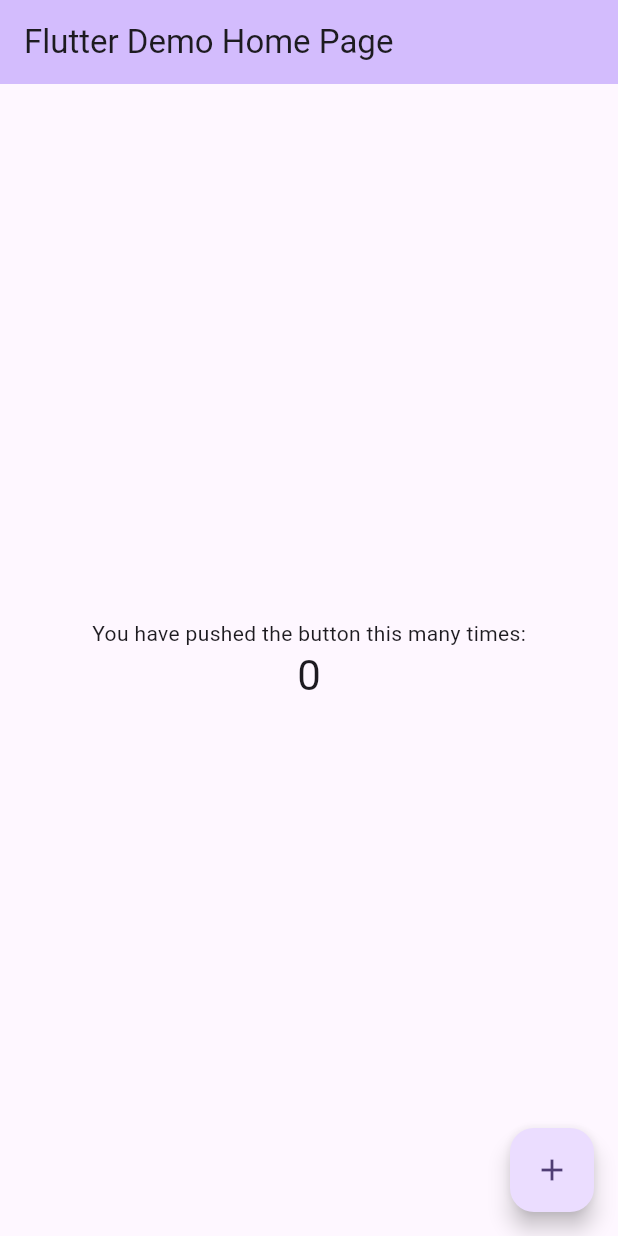
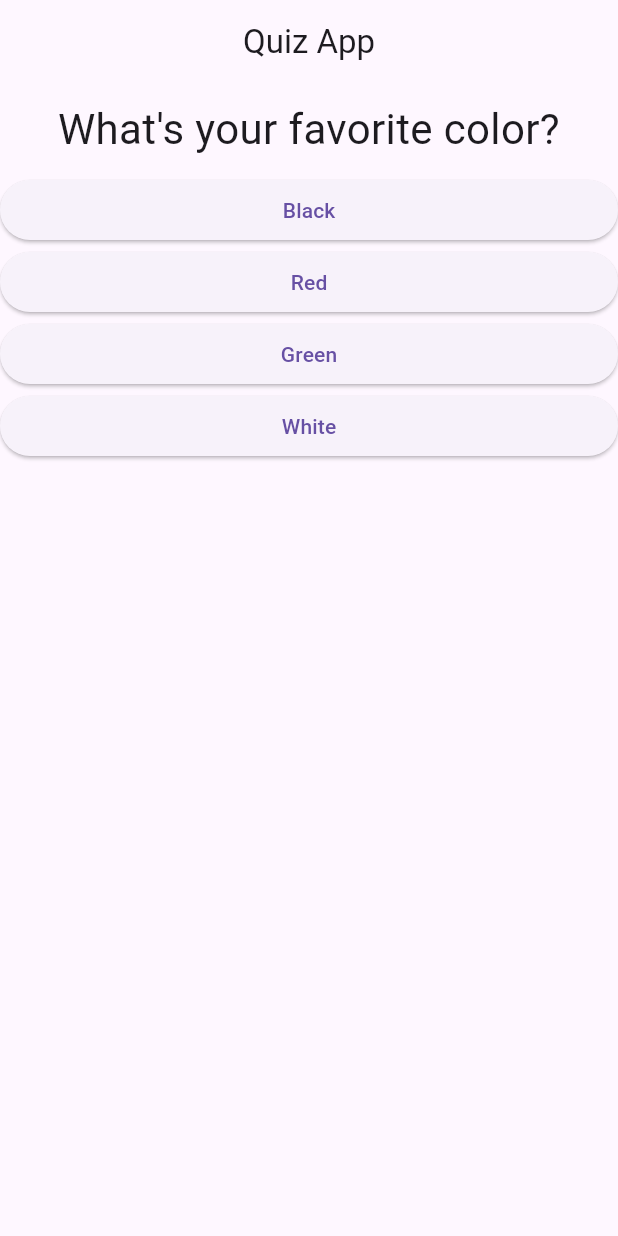
Before and after one commit to RihamGamalElaraby/QuizApp-FlutterApp, a Flutter app: the screen it shows after launch, on a phone screen of 412 x 824 dp. Run offline on Flutter 3.47's test engine with Material 3 defaults, Android fonts, the light colour scheme and no system bars.

Commit message:
finished app

```diff
--- /dev/null
+++ b/quizaapp/lib/answer.dart
@@ -0,0 +1,19 @@
+import 'package:flutter/material.dart';
+
+class Answer extends StatelessWidget {
+  final void Function()? selectHandler;
+  final String answerText;
+
+  Answer(this.selectHandler, this.answerText);
+
+  @override
+  Widget build(BuildContext context) {
+    return Container(
+      width: double.infinity,
+      child: ElevatedButton(
+        child: Text(answerText),
+        onPressed: selectHandler,
+      ),
+    );
+  }
+}
--- a/quizaapp/lib/main.dart
+++ b/quizaapp/lib/main.dart
@@ -1,125 +1,88 @@
 import 'package:flutter/material.dart';
 
+import './quiz.dart';
+import './result.dart';
+
 void main() {
-  runApp(const MyApp());
+  runApp(MyApp());
 }
 
-class MyApp extends StatelessWidget {
-  const MyApp({super.key});
-
-  // This widget is the root of your application.
+class MyApp extends StatefulWidget {
   @override
-  Widget build(BuildContext context) {
-    return MaterialApp(
-      title: 'Flutter Demo',
-      theme: ThemeData(
-        // This is the theme of your application.
-        //
-        // TRY THIS: Try running your application with "flutter run". You'll see
-        // the application has a purple toolbar. Then, without quitting the app,
-        // try changing the seedColor in the colorScheme below to Colors.green
-        // and then invoke "hot reload" (save your changes or press the "hot
-        // reload" button in a Flutter-supported IDE, or press "r" if you used
-        // the command line to start the app).
-        //
-        // Notice that the counter didn't reset back to zero; the application
-        // state is not lost during the reload. To reset the state, use hot
-        // restart instead.
-        //
-        // This works for code too, not just values: Most code changes can be
-        // tested with just a hot reload.
-        colorScheme: ColorScheme.fromSeed(seedColor: Colors.deepPurple),
-        useMaterial3: true,
-      ),
-      home: const MyHomePage(title: 'Flutter Demo Home Page'),
-    );
+  State<StatefulWidget> createState() {
+    return _MyAppState();
   }
 }
 
-class MyHomePage extends StatefulWidget {
-  const MyHomePage({super.key, required this.title});
+class _MyAppState extends State<MyApp> {
+  final _questions = const [
+    {
+      'questionText': 'What\'s your favorite color?',
+      'answers': [
+        {'text': 'Black', 'score': 10},
+        {'text': 'Red', 'score': 5},
+        {'text': 'Green', 'score': 3},
+        {'text': 'White', 'score': 1},
+      ],
+    },
+    {
+      'questionText': 'What\'s your favorite animal?',
+      'answers': [
+        {'text': 'Rabbit', 'score': 3},
+        {'text': 'Snake', 'score': 11},
+        {'text': 'Elephant', 'score': 5},
+        {'text': 'Lion', 'score': 9},
+      ],
+    },
+    {
+      'questionText': 'Who\'s your favorite instructor?',
+      'answers': [
+        {'text': 'Max', 'score': 1},
+        {'text': 'Max', 'score': 1},
+        {'text': 'Max', 'score': 1},
+        {'text': 'Max', 'score': 1},
+      ],
+    },
+  ];
+  var _questionIndex = 0;
+  var _totalScore = 0;
 
-  // This widget is the home page of your application. It is stateful, meaning
-  // that it has a State object (defined below) that contains fields that affect
-  // how it looks.
+  void _resetQuiz() {
+    setState(() {
+      _questionIndex = 0;
+      _totalScore = 0;
+    });
+  }
 
-  // This class is the configuration for the state. It holds the values (in this
-  // case the title) provided by the parent (in this case the App widget) and
-  // used by the build method of the State. Fields in a Widget subclass are
-  // always marked "final".
+  void _answerQuestion(int score) {
+    _totalScore += score;
 
-  final String title;
-
-  @override
-  State<MyHomePage> createState() => _MyHomePageState();
-}
-
-class _MyHomePageState extends State<MyHomePage> {
-  int _counter = 0;
-
-  void _incrementCounter() {
     setState(() {
-      // This call to setState tells the Flutter framework that something has
-      // changed in this State, which causes it to rerun the build method below
-      // so that the display can reflect the updated values. If we changed
-      // _counter without calling setState(), then the build method would not be
-      // called again, and so nothing would appear to happen.
-      _counter++;
+      _questionIndex = _questionIndex + 1;
     });
+    print(_questionIndex);
+    if (_questionIndex < _questions.length) {
+      print('We have more questions!');
+    } else {
+      print('No more questions!');
+    }
   }
 
   @override
   Widget build(BuildContext context) {
-    // This method is rerun every time setState is called, for instance as done
-    // by the _incrementCounter method above.
-    //
-    // The Flutter framework has been optimized to make rerunning build methods
-    // fast, so that you can just rebuild anything that needs updating rather
-    // than having to individually change instances of widgets.
-    return Scaffold(
-      appBar: AppBar(
-        // TRY THIS: Try changing the color here to a specific color (to
-        // Colors.amber, perhaps?) and trigger a hot reload to see the AppBar
-        // change color while the other colors stay the same.
-        backgroundColor: Theme.of(context).colorScheme.inversePrimary,
-        // Here we take the value from the MyHomePage object that was created by
-        // the App.build method, and use it to set our appbar title.
-        title: Text(widget.title),
+    return MaterialApp(
+      home: Scaffold(
+        appBar: AppBar(
+          title: Center(child: Text('Quiz App')),
+        ),
+        body: _questionIndex < _questions.length
+            ? Quiz(
+                answerQuestion: _answerQuestion,
+                questionIndex: _questionIndex,
+                questions: _questions,
+              )
+            : Result(_totalScore, _resetQuiz),
       ),
-      body: Center(
-        // Center is a layout widget. It takes a single child and positions it
-        // in the middle of the parent.
-        child: Column(
-          // Column is also a layout widget. It takes a list of children and
-          // arranges them vertically. By default, it sizes itself to fit its
-          // children horizontally, and tries to be as tall as its parent.
-          //
-          // Column has various properties to control how it sizes itself and
-          // how it positions its children. Here we use mainAxisAlignment to
-          // center the children vertically; the main axis here is the vertical
-          // axis because Columns are vertical (the cross axis would be
-          // horizontal).
-          //
-          // TRY THIS: Invoke "debug painting" (choose the "Toggle Debug Paint"
-          // action in the IDE, or press "p" in the console), to see the
-          // wireframe for each widget.
-          mainAxisAlignment: MainAxisAlignment.center,
-          children: <Widget>[
-            const Text(
-              'You have pushed the button this many times:',
-            ),
-            Text(
-              '$_counter',
-              style: Theme.of(context).textTheme.headlineMedium,
-            ),
-          ],
-        ),
-      ),
-      floatingActionButton: FloatingActionButton(
-        onPressed: _incrementCounter,
-        tooltip: 'Increment',
-        child: const Icon(Icons.add),
-      ), // This trailing comma makes auto-formatting nicer for build methods.
     );
   }
 }
--- /dev/null
+++ b/quizaapp/lib/question.dart
@@ -0,0 +1,20 @@
+import 'package:flutter/material.dart';
+
+class Question extends StatelessWidget {
+  final String questionText;
+
+  Question(this.questionText);
+
+  @override
+  Widget build(BuildContext context) {
+    return Container(
+      width: double.infinity,
+      margin: EdgeInsets.all(10),
+      child: Text(
+        questionText,
+        style: TextStyle(fontSize: 28),
+        textAlign: TextAlign.center,
+      ),
+    );
+  }
+}
--- /dev/null
+++ b/quizaapp/lib/quiz.dart
@@ -0,0 +1,32 @@
+import 'package:flutter/material.dart';
+
+import './answer.dart';
+import './question.dart';
+
+class Quiz extends StatelessWidget {
+  final List<Map<String, Object>> questions;
+  final int questionIndex;
+  final Function answerQuestion;
+
+  Quiz({
+    required this.questions,
+    required this.answerQuestion,
+    required this.questionIndex,
+  });
+
+  @override
+  Widget build(BuildContext context) {
+    return Column(
+      children: [
+        Question(
+          questions[questionIndex]['questionText'] as String,
+        ),
+        ...(questions[questionIndex]['answers'] as List<Map<String, Object>>)
+            .map((answer) {
+          return Answer(
+              () => answerQuestion(answer['score']), answer['text'] as String);
+        }).toList()
+      ],
+    );
+  }
+}
```
Also changed, not shown: quizaapp/lib/result.dart (added, +43 -0 lines).
